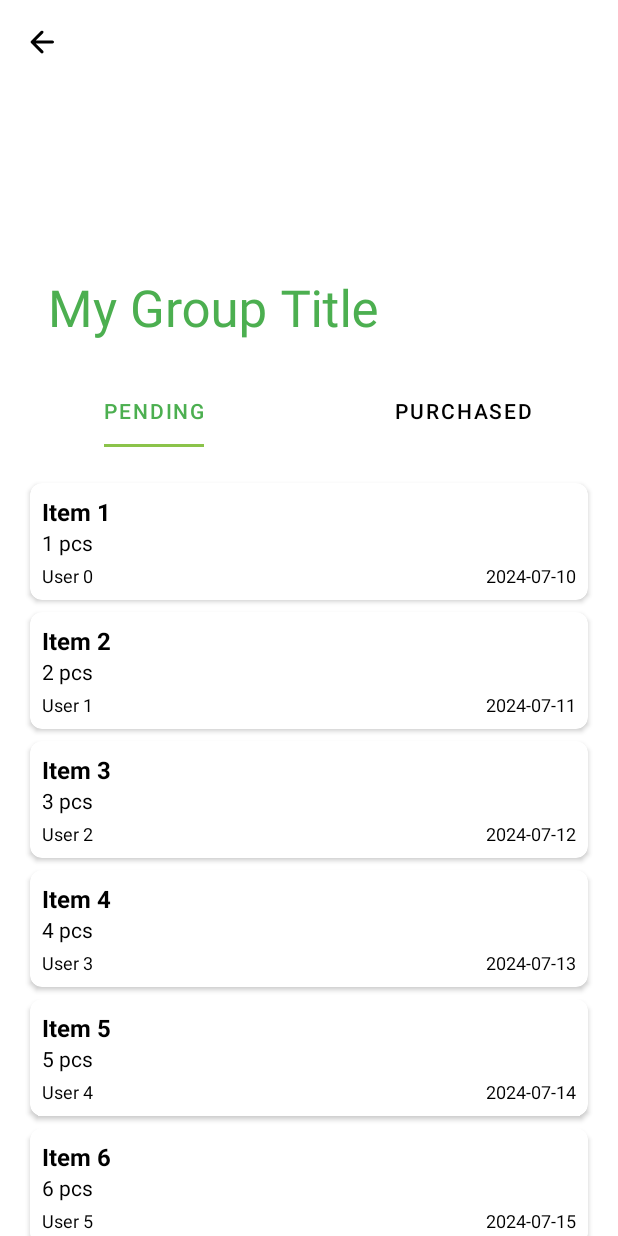
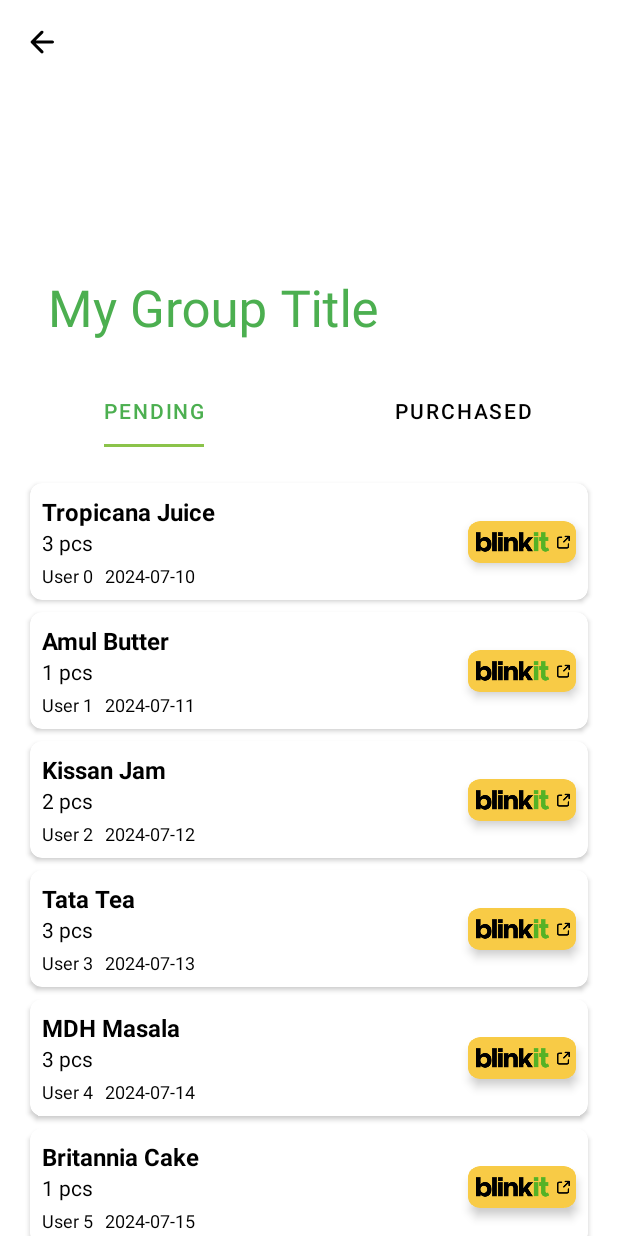
Before and after one commit to Priyanshu-git/Cartly-Android, an Android app: the screen it shows after launch (MainActivity), after a tap on "Weekend Groceries", on a phone screen of 412 x 824 dp. Run offline under Robolectric (Android 15) with nearby library versions, the phone set to English and light mode, and no system bars; our stand-ins replace Dagger/Hilt's generated code, Timber, data binding.

Commit message:
feat: Enhance item list with Blinkit integration and UI improvements
This commit introduces several enhancements to the item list functionality:

- **Blinkit Integration:**
    - Added a "Blinkit" button to items in the "Pending" tab.
    - Clicking the button opens the Blinkit app (if installed) or website, deeplinking to the specific item for easy ordering.
    - Added Blinkit logo asset (`blinkit_export.png`).
    - Defined Blinkit background color (`colorBlinkitBG`) and deeplink URL string (`blinkit_deeplink_url`).
- **UI Improvements:**
    - **`GroupDetailFragment`:** Disabled swipe gesture for switching between "Pending" and "Purchased" tabs in the `ViewPager`.
    - **`ItemsAdapter` & `layout_item.xml`:**
        - Updated item layout for better visual presentation.
        - The Blinkit button is only visible for items in the "Pending" tab.
        - Display "Date Added" for pending items and "Date Ordered" for purchased items.
    - **`ItemsListFragment`:**
        - Introduced `TabType` enum (`PENDING`, `PURCHASED`) for better type safety when handling tab states.
        - Updated mock data to be more realistic and different for pending and purchased tabs.
- **Code Refinements:**
    - `ItemsListFragment` now uses the `TabType` enum instead of string comparisons for tab type.
    - `ItemsAdapter` constructor now accepts `TabType` to conditionally display UI elements.

```diff
--- a/app/src/main/java/com/nexxlabs/cartly/main/groupdetail/ui/GroupDetailFragment.kt
+++ b/app/src/main/java/com/nexxlabs/cartly/main/groupdetail/ui/GroupDetailFragment.kt
@@ -52,6 +52,9 @@ class GroupDetailFragment : Fragment() {
         val defaultIndex = if (defaultTab == "purchased") 1 else 0
         binding.viewPager.setCurrentItem(defaultIndex, false)
 
+        // disable scroll to switch page
+        binding.viewPager.isUserInputEnabled = false
+
         TabLayoutMediator(binding.tabLayout, binding.viewPager) { tab, position ->
             tab.text = if (position == 0) "Pending" else "Purchased"
         }.attach()
--- a/app/src/main/java/com/nexxlabs/cartly/main/groupdetail/ui/ItemsAdapter.kt
+++ b/app/src/main/java/com/nexxlabs/cartly/main/groupdetail/ui/ItemsAdapter.kt
@@ -1,14 +1,18 @@
 package com.nexxlabs.cartly.main.groupdetail.ui
 
+import android.content.Intent
 import android.view.LayoutInflater
+import android.view.View
 import android.view.ViewGroup
+import androidx.core.net.toUri
 import androidx.recyclerview.widget.DiffUtil
 import androidx.recyclerview.widget.RecyclerView
+import com.nexxlabs.cartly.R
 import com.nexxlabs.cartly.data.api.model.Item
 import com.nexxlabs.cartly.databinding.LayoutItemBinding
 import timber.log.Timber
 
-class ItemsAdapter : RecyclerView.Adapter<ItemsAdapter.ItemViewHolder>() {
+class ItemsAdapter(val tabType: TabType) : RecyclerView.Adapter<ItemsAdapter.ItemViewHolder>() {
 
     private val items = mutableListOf<Item>()
 
@@ -33,12 +37,36 @@ class ItemsAdapter : RecyclerView.Adapter<ItemsAdapter.ItemViewHolder>() {
         Timber.d("Items updated: ${items.size}")
     }
 
-    inner class ItemViewHolder(private val binding: LayoutItemBinding) : RecyclerView.ViewHolder(binding.root) {
+    inner class ItemViewHolder(private val binding: LayoutItemBinding) :
+        RecyclerView.ViewHolder(binding.root) {
         fun bind(item: Item) {
-            binding.tvItemLabel.text = item.label
-            binding.tvItemMeta.text = "${item.quantity} ${item.unit}"
-            binding.tvItemAddedBy.text = item.addedBy
-            binding.tvItemDate.text = item.dateOrdered ?: item.dateAdded
+            val mContext = binding.root.context
+            binding.apply {
+                tvItemLabel.text = item.label
+                tvItemMeta.text = "${item.quantity} ${item.unit}"
+                tvItemAddedBy.text = item.addedBy
+                tvItemDate.text = if (tabType == TabType.PENDING) item.dateAdded else item.dateOrdered
+
+                if (tabType == TabType.PURCHASED) {
+                    brandCTA.visibility = View.GONE
+                } else {
+                    brandCTA.visibility = View.VISIBLE
+                    brandCTA.setOnClickListener {
+                        try {
+                            val intent = Intent(
+                                Intent.ACTION_VIEW,
+                                "${mContext.getString(R.string.blinkit_deeplink_url)}${item.label}".toUri()
+                            )
+                            mContext.startActivity(intent)
+                        } catch (e: Exception) {
+                            Timber.e(e)
+                        }
+                    }
+                }
+
+            }
+
+
         }
     }
 
--- a/app/src/main/java/com/nexxlabs/cartly/main/groupdetail/ui/ItemsListFragment.kt
+++ b/app/src/main/java/com/nexxlabs/cartly/main/groupdetail/ui/ItemsListFragment.kt
@@ -15,14 +15,14 @@ class ItemsListFragment : Fragment() {
     private var _binding: FragmentItemsListBinding? = null
     private val binding get() = _binding!!
 
-    private lateinit var tabType: String
+    private lateinit var tabType: TabType
     private lateinit var groupId: String
 
     private lateinit var itemsAdapter: ItemsAdapter // You'll define this adapter
 
     override fun onCreate(savedInstanceState: Bundle?) {
         super.onCreate(savedInstanceState)
-        tabType = arguments?.getString(ARG_TAB_TYPE) ?: "pending"
+        tabType = if (arguments?.getString(ARG_TAB_TYPE) == "pending")  TabType.PENDING else TabType.PURCHASED
         groupId = arguments?.getString(ARG_GROUP_ID) ?: ""
 
         Timber.d("ItemsListFragment created for tab: $tabType, groupId: $groupId")
@@ -42,7 +42,7 @@ class ItemsListFragment : Fragment() {
     }
 
     private fun setupRecyclerView() {
-        itemsAdapter = ItemsAdapter()
+        itemsAdapter = ItemsAdapter(tabType)
         binding.recyclerView.apply {
             adapter = itemsAdapter
             layoutManager = LinearLayoutManager(requireContext())
@@ -50,17 +50,30 @@ class ItemsListFragment : Fragment() {
     }
 
     private fun loadMockData() {
-        // Replace with real data later
-        val dummyItems = List(10) {
+        val dummyItems = if (tabType == TabType.PURCHASED) {
+            List(10) {
                 Item(
                     id = it.toString(),
-                label = "Item ${it + 1}",
+                    label = listOf("Aashirvaad Atta", "Amul Milk", "Colgate Paste", "Tata Salt", "Maggie Noodles", "Pepsi Bottle", "Fortune Oil", "Parle-G Biscuits", "Dove Shampoo", "Surf Excel")[it],
                     addedBy = "User $it",
                     dateAdded = "2024-07-${10 + it}",
-                dateOrdered = if (tabType == "purchased") "2024-07-${15 + it}" else null,
-                quantity = it + 1,
+                    dateOrdered = "2024-07-${15 + it}",
+                    quantity = (1..10).random(),
                     unit = "pcs"
                 )
+            }
+        } else {
+            List(10) {
+                Item(
+                    id = it.toString(),
+                    label = listOf("Tropicana Juice", "Amul Butter", "Kissan Jam", "Tata Tea", "MDH Masala", "Britannia Cake", "Dettol Soap", "Red Label Tea", "Nestle Munch", "Good Day Cookies")[it],
+                    addedBy = "User $it",
+                    dateAdded = "2024-07-${10 + it}",
+                    dateOrdered = null,
+                    quantity = (1..3).random(),
+                    unit = "pcs"
+                )
+            }
         }
         itemsAdapter.updateData(dummyItems)
     }
--- /dev/null
+++ b/app/src/main/java/com/nexxlabs/cartly/main/groupdetail/ui/TabType.kt
@@ -0,0 +1,3 @@
+package com.nexxlabs.cartly.main.groupdetail.ui
+
+enum class TabType {PENDING, PURCHASED}
--- a/app/src/main/res/layout/layout_item.xml
+++ b/app/src/main/res/layout/layout_item.xml
@@ -1,62 +1,101 @@
 <?xml version="1.0" encoding="utf-8"?>
 <layout xmlns:android="http://schemas.android.com/apk/res/android"
-    xmlns:app="http://schemas.android.com/apk/res-auto">
+    xmlns:app="http://schemas.android.com/apk/res-auto"
+    xmlns:tools="http://schemas.android.com/tools">
 
     <androidx.cardview.widget.CardView
         android:layout_width="match_parent"
         android:layout_height="wrap_content"
+        android:layout_marginHorizontal="4dp"
         android:layout_marginBottom="8dp"
-        android:layout_marginHorizontal="4dp"
         android:elevation="2dp"
-        app:cardCornerRadius="8dp"
-        android:foreground="?attr/selectableItemBackground">
+        android:foreground="?attr/selectableItemBackground"
+        app:cardCornerRadius="8dp">
 
-        <LinearLayout
+        <androidx.constraintlayout.widget.ConstraintLayout
             android:layout_width="match_parent"
             android:layout_height="wrap_content"
-            android:padding="8dp"
-            android:orientation="vertical">
+            android:orientation="vertical"
+            android:clipChildren="false"
+            android:clipToPadding="false"
+            android:padding="8dp">
 
             <TextView
                 android:id="@+id/tvItemLabel"
                 android:layout_width="wrap_content"
                 android:layout_height="wrap_content"
-                android:text="Item Name"
+                tools:text="Item Name"
+                android:textColor="?attr/colorOnBackground"
                 android:textSize="16sp"
                 android:textStyle="bold"
-                android:textColor="?attr/colorOnBackground" />
+                app:layout_constraintStart_toStartOf="parent"
+                app:layout_constraintTop_toTopOf="parent" />
 
             <TextView
                 android:id="@+id/tvItemMeta"
                 android:layout_width="wrap_content"
                 android:layout_height="wrap_content"
-                android:text="2 kg"
+                tools:text="2 kg"
                 android:textColor="?attr/colorOnBackground"
-                android:textSize="14sp" />
+                android:textSize="14sp"
+                app:layout_constraintStart_toStartOf="parent"
+                app:layout_constraintTop_toBottomOf="@id/tvItemLabel" />
 
             <LinearLayout
-                android:layout_width="match_parent"
+                android:layout_width="wrap_content"
                 android:layout_height="wrap_content"
                 android:orientation="horizontal"
-                android:paddingTop="4dp">
+                android:paddingTop="4dp"
+                app:layout_constraintStart_toStartOf="parent"
+                app:layout_constraintTop_toBottomOf="@id/tvItemMeta">
 
                 <TextView
                     android:id="@+id/tvItemAddedBy"
-                    android:layout_width="0dp"
+                    android:layout_width="wrap_content"
                     android:layout_height="wrap_content"
                     android:layout_weight="1"
-                    android:text="Added by John"
+                    tools:text="Added by John"
+                    android:textColor="?attr/colorOnBackground"
+                    android:textSize="12sp" />
+
+                <TextView
+                    android:layout_width="wrap_content"
+                    android:layout_height="wrap_content"
+                    android:layout_marginHorizontal="4dp"
+                    android:layout_weight="1"
+                    tools:text="·"
+                    android:textColor="?attr/colorOnBackground"
                     android:textSize="12sp"
-                    android:textColor="?attr/colorOnBackground" />
+                    android:textStyle="bold" />
 
                 <TextView
                     android:id="@+id/tvItemDate"
                     android:layout_width="wrap_content"
                     android:layout_height="wrap_content"
-                    android:text="2024-07-14"
-                    android:textSize="12sp"
-                    android:textColor="?attr/colorOnBackground" />
+                    tools:text="2024-07-14"
+                    android:textColor="?attr/colorOnBackground"
+                    android:textSize="12sp" />
             </LinearLayout>
-        </LinearLayout>
+
+            <androidx.cardview.widget.CardView
+                android:id="@+id/brandCTA"
+                android:layout_width="72dp"
+                android:layout_height="28dp"
+                android:backgroundTint="@color/colorBlinkitBG"
+                app:cardCornerRadius="8dp"
+                app:cardElevation="4dp"
+                app:layout_constraintBottom_toBottomOf="parent"
+                app:layout_constraintEnd_toEndOf="parent"
+                app:layout_constraintTop_toTopOf="parent">
+
+                <ImageView
+                    android:id="@+id/brandLogo"
+                    android:layout_width="wrap_content"
+                    android:layout_height="wrap_content"
+                    android:scaleType="centerInside"
+                    app:srcCompat="@drawable/blinkit_export" />
+
+            </androidx.cardview.widget.CardView>
+        </androidx.constraintlayout.widget.ConstraintLayout>
     </androidx.cardview.widget.CardView>
 </layout>
--- a/app/src/main/res/values/colors.xml
+++ b/app/src/main/res/values/colors.xml
@@ -34,4 +34,7 @@
     <color name="colorErrorSurface">#FDECEA</color> <!-- Light red tint -->
     <color name="colorOnErrorSurface">#B00020</color> <!-- Standard red for text/icons -->
 
+    <!--    Brand Colors-->
+    <color name="colorBlinkitBG">#F8CB46</color>
+
 </resources>
--- a/app/src/main/res/values/strings.xml
+++ b/app/src/main/res/values/strings.xml
@@ -14,4 +14,5 @@
     <string name="tab_pending">Pending</string>
     <string name="tab_purchased">Purchased</string>
 
+    <string name="blinkit_deeplink_url">https://www.blinkit.com/brand/</string>
 </resources>
```
Also changed, not shown: app/src/main/res/drawable/blinkit_export.png (added). Lines whose indentation alone changed are shown as unchanged.
